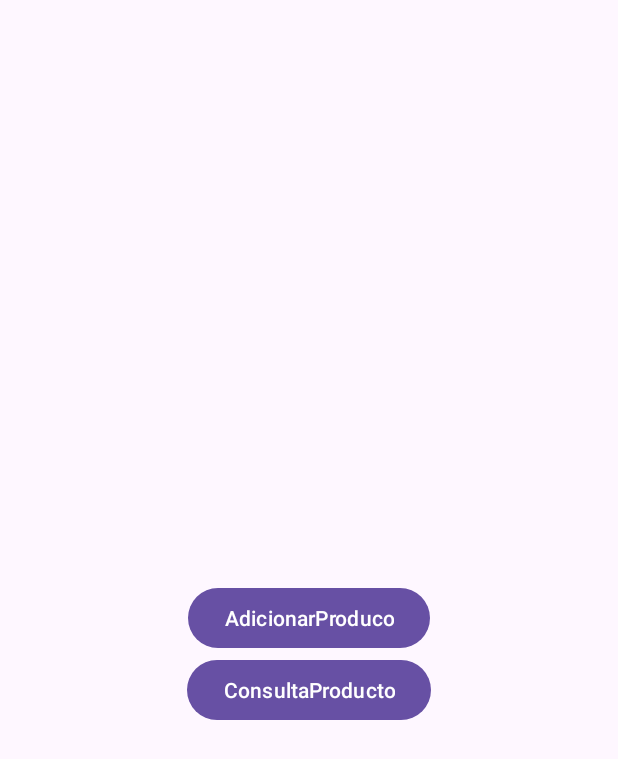
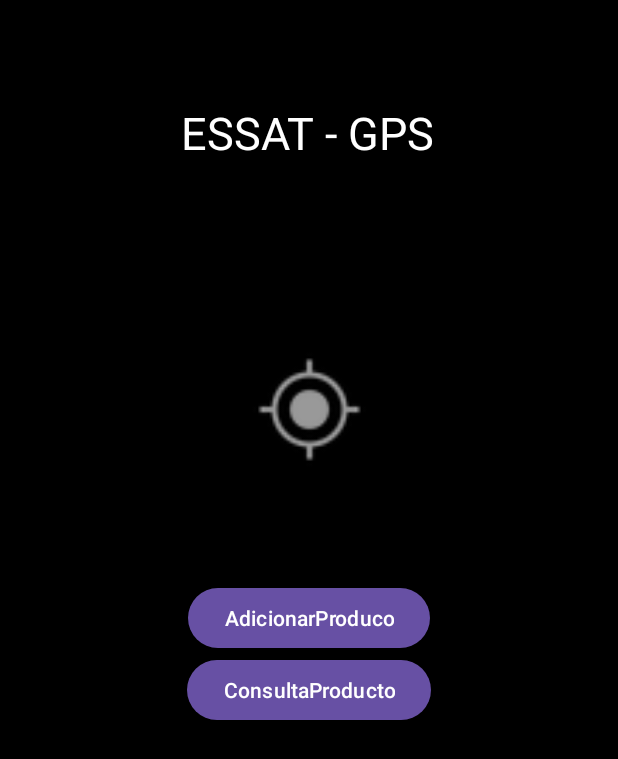
Before and after one commit to ARIELESPINOZA22/productfirestore, an Android app: the screen it shows after launch (MainActivity), on a phone screen of 412 x 824 dp. Shown: the top 759 px of the screen. Run offline under Robolectric (Android 15) with nearby library versions, the phone set to English and light mode, and no system bars; our stand-ins replace Firebase (no records; nobody signed in at launch, a user with empty details on screens opened directly).

```diff
--- a/app/src/main/res/layout/activity_main.xml
+++ b/app/src/main/res/layout/activity_main.xml
@@ -4,6 +4,7 @@
     xmlns:tools="http://schemas.android.com/tools"
     android:layout_width="match_parent"
     android:layout_height="match_parent"
+    android:background="@color/black"
     tools:context=".MainActivity">
 
     <Button
@@ -25,6 +26,31 @@
         app:layout_constraintEnd_toEndOf="parent"
         app:layout_constraintStart_toStartOf="parent"
         app:layout_constraintTop_toBottomOf="@+id/btnAddProd"
-        android:onClick="searchprod"/>
+        android:onClick="searchprod" />
+
+    <ImageView
+        android:id="@+id/imageView"
+        android:layout_width="135dp"
+        android:layout_height="90dp"
+        android:background="#0005000E"
+        app:layout_constraintBottom_toTopOf="@+id/btnAddProd"
+        app:layout_constraintEnd_toEndOf="parent"
+        app:layout_constraintStart_toStartOf="parent"
+        app:layout_constraintTop_toTopOf="parent"
+        app:layout_constraintVertical_bias="0.765"
+        app:srcCompat="@android:drawable/ic_menu_mylocation" />
+
+    <TextView
+        android:id="@+id/textViewti"
+        android:layout_width="wrap_content"
+        android:layout_height="wrap_content"
+        android:layout_marginTop="68dp"
+        android:text="ESSAT - GPS"
+        android:textSize="30dp"
+        android:textColor="@color/white"
+        app:layout_constraintEnd_toEndOf="parent"
+        app:layout_constraintHorizontal_bias="0.498"
+        app:layout_constraintStart_toStartOf="parent"
+        app:layout_constraintTop_toTopOf="parent" />
 
 </androidx.constraintlayout.widget.ConstraintLayout>
--- a/app/src/main/res/values/strings.xml
+++ b/app/src/main/res/values/strings.xml
@@ -1,3 +1,8 @@
 <resources>
     <string name="app_name">practica1</string>
+    <!-- Otras cadenas -->
+    <string-array name="category_array">
+        <item>Producto</item>
+        <item>Mantenimiento</item>
+    </string-array>
 </resources>
```
Also changed, not shown: app/src/main/java/com/example/practica1/MainActivity2.kt (+6 -2 lines), app/src/main/java/com/example/practica1/MainActivity3.kt (+18 -13 lines), app/src/main/res/layout/activity_main2.xml (+8 -1 lines), app/src/main/res/layout/activity_main3.xml (+12 -7 lines).
